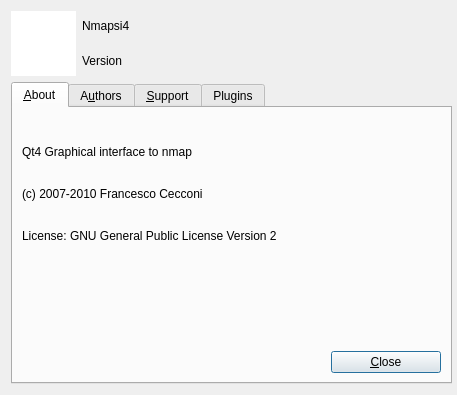
Qt form lib/about/about.ui (nmapsi4/nmapsi4) before a commit.
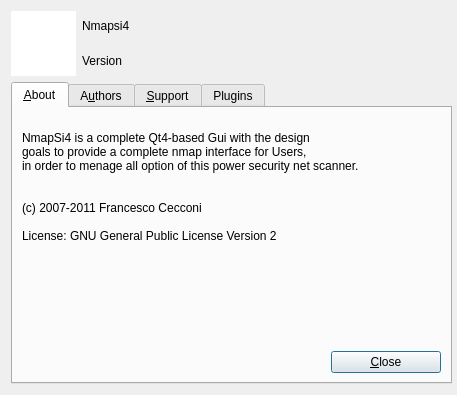
The same form after that commit. Icons and pictures are not drawn.

```diff
--- a/lib/about/about.ui
+++ b/lib/about/about.ui
@@ -75,7 +75,7 @@
        <string>&amp;About</string>
       </attribute>
       <layout class="QGridLayout" name="gridLayout_2">
-       <item row="0" column="0">
+       <item row="0" column="0" colspan="2">
         <widget class="QLabel" name="label_3">
          <property name="minimumSize">
           <size>
@@ -90,7 +90,9 @@
           </size>
          </property>
          <property name="text">
-          <string>Qt4 Graphical interface to nmap</string>
+          <string>NmapSi4 is a complete Qt4-based Gui with the design
+goals to provide a complete nmap interface for Users,
+in order to menage all option of this power security net scanner.</string>
          </property>
         </widget>
        </item>
@@ -107,8 +109,8 @@
          </property>
          <property name="text">
           <string>
-(c) 2007-2010 Francesco Cecconi
 
+(c) 2007-2011 Francesco Cecconi
 
 License: GNU General Public License Version 2</string>
          </property>
```
Left out of the diff: 2 changed lines with no effect on the pictures.
